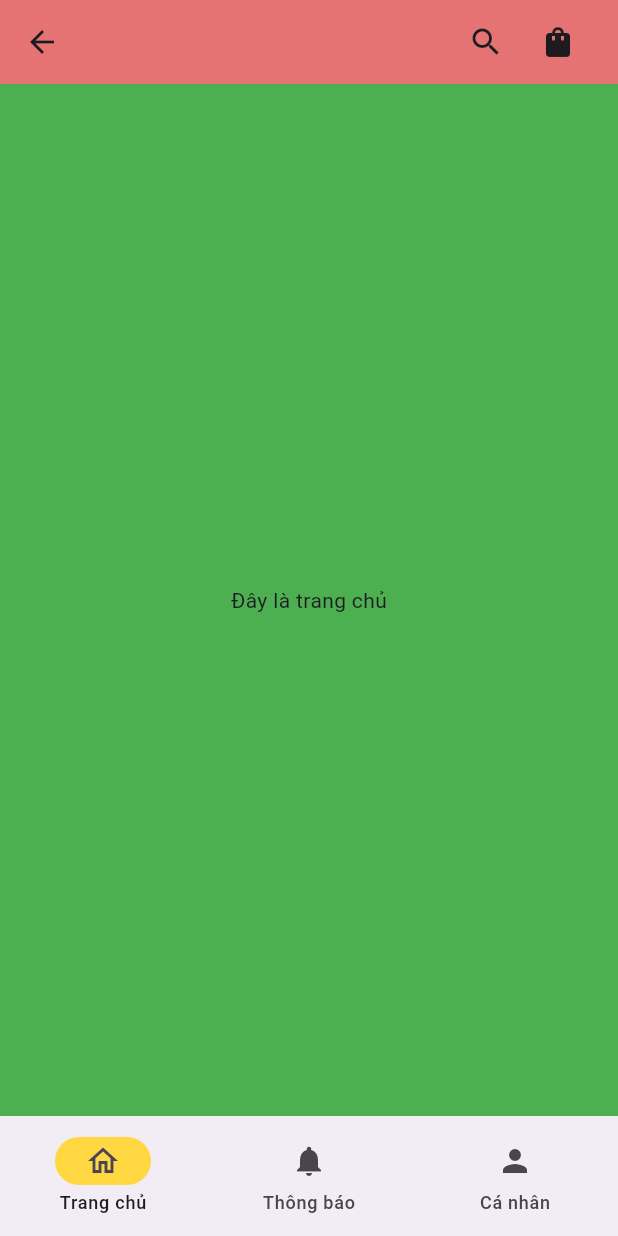
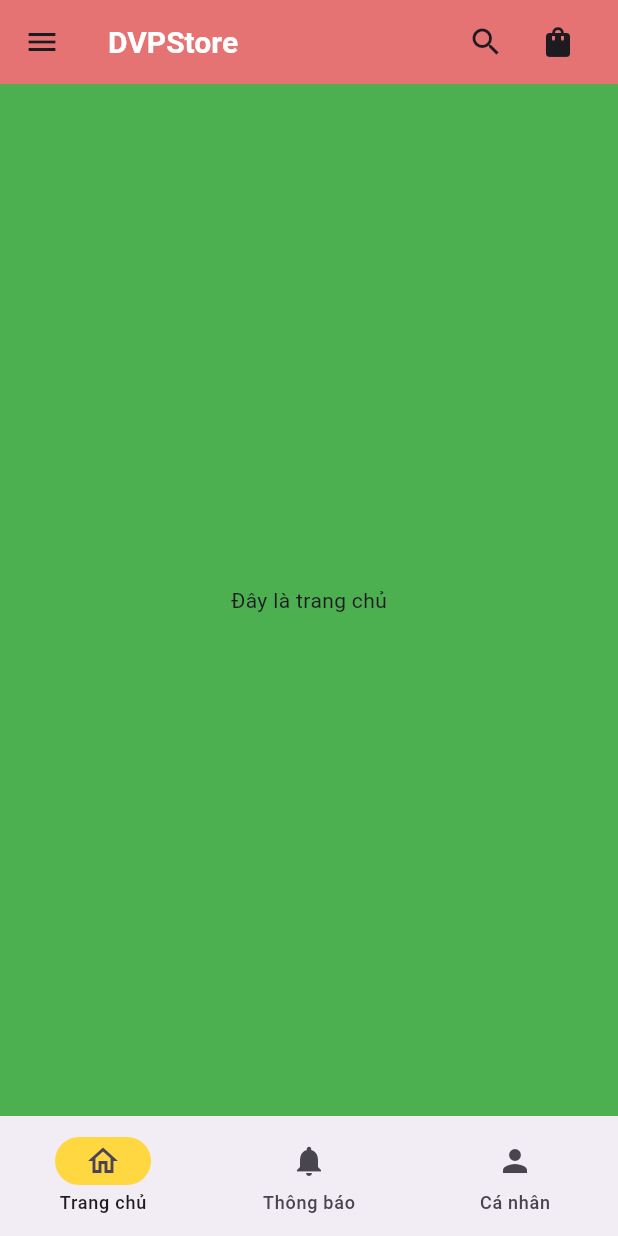
Before and after one commit to NguyenTanPhuoc123/AppMobileShoeStore, a Flutter app: the MainScreen screen opened directly, on a phone screen of 412 x 824 dp. Run offline on Flutter 3.47's test engine with Material 2 defaults, Android fonts, the phone set to English and light mode, and no system bars; statements that could not run were skipped.

Commit message:
update shoestore

```diff
--- a/lib/main.dart
+++ b/lib/main.dart
@@ -1,6 +1,5 @@
 import 'package:flutter/material.dart';
-import 'package:shoestore/components/Order.dart';
-import 'package:shoestore/components/personal.dart';
+import 'package:shoestore/components/Order.dart';dd
 import 'package:shoestore/mainScreen.dart';
 
 void main() {
--- a/lib/mainScreen.dart
+++ b/lib/mainScreen.dart
@@ -15,11 +15,17 @@ class _MainScreenState extends State<MainScreen> {
     return Scaffold(
       appBar: AppBar(
         backgroundColor: Colors.red[300],
+        leading: IconButton(icon:const Icon(Icons.menu),onPressed: () {},),
         title: Row(
-          mainAxisAlignment: MainAxisAlignment.end,
+          mainAxisAlignment: MainAxisAlignment.spaceBetween,
           children: [
+            const Text("DVPStore",style: TextStyle(color: Colors.white,fontSize: 20,fontWeight: FontWeight.bold),),
+            Row(
+            mainAxisAlignment: MainAxisAlignment.end,
+            children:[
             IconButton(onPressed: (){}, icon:const Icon(Icons.search)),
-            IconButton(onPressed: (){}, icon:const Icon(Icons.shopping_bag_rounded)),
+            IconButton(onPressed: (){}, icon:const Icon(Icons.shopping_bag_rounded)),]
+            )
             ],
           )
       ),
```
